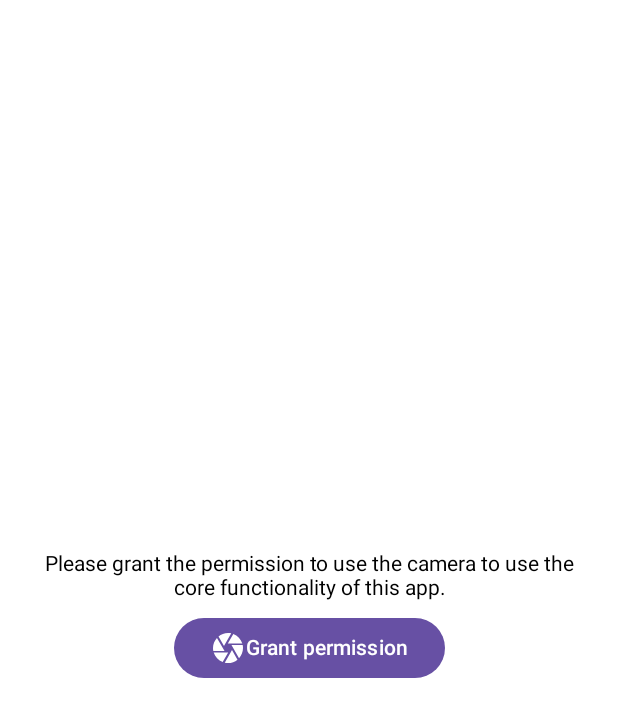
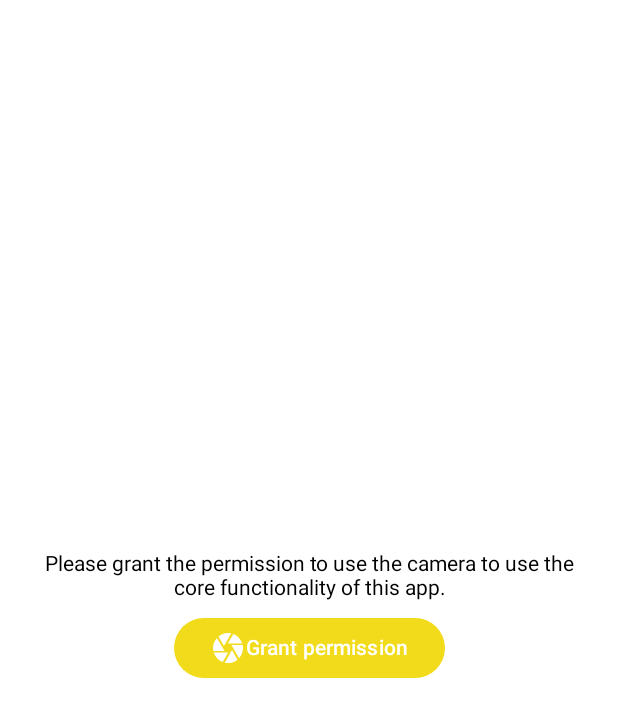
Before and after one commit to GDSC-Solution-Challenge-Team-4/BeadyEyes-AOS, an Android app built with Jetpack Compose: the @Preview function Preview_NoPermissionContent, on a phone screen of 412 x 824 dp. Shown: the top 717 px of the screen. Run offline under Robolectric (Android 15) with nearby library versions, the phone set to English and light mode, and no system bars.

Commit message:
feat: sang 코드 커밋

```diff
--- a/app/src/main/java/de/yanneckreiss/mlkittutorial/ui/no_permission/NoPermissionScreen.kt
+++ b/app/src/main/java/de/yanneckreiss/mlkittutorial/ui/no_permission/NoPermissionScreen.kt
@@ -1,6 +1,7 @@
 package de.yanneckreiss.mlkittutorial.ui.no_permission
 
 import android.annotation.SuppressLint
+import android.text.style.BackgroundColorSpan
 import androidx.compose.foundation.layout.Arrangement
 import androidx.compose.foundation.layout.Box
 import androidx.compose.foundation.layout.Column
@@ -9,14 +10,19 @@ import androidx.compose.foundation.layout.padding
 import androidx.compose.material.icons.Icons
 import androidx.compose.material.icons.filled.Camera
 import androidx.compose.material3.Button
+import androidx.compose.material3.ButtonColors
+import androidx.compose.material3.ButtonDefaults
 import androidx.compose.material3.Icon
 import androidx.compose.material3.Text
 import androidx.compose.runtime.Composable
 import androidx.compose.ui.Alignment
 import androidx.compose.ui.Modifier
+import androidx.compose.ui.graphics.Color
+import androidx.compose.ui.res.colorResource
 import androidx.compose.ui.text.style.TextAlign
 import androidx.compose.ui.tooling.preview.Preview
 import androidx.compose.ui.unit.dp
+import de.yanneckreiss.cameraxtutorial.R
 
 @Composable
 fun NoPermissionScreen(
@@ -48,8 +54,11 @@ fun NoPermissionContent(
                 textAlign = TextAlign.Center,
                 text = "Please grant the permission to use the camera to use the core functionality of this app."
             )
-            Button(onClick = onRequestPermission) {
-                Icon(imageVector = Icons.Default.Camera, contentDescription = "Camera")
+            Button(
+                onClick = onRequestPermission,
+                colors = ButtonDefaults.buttonColors(colorResource(id = R.color.main_yellow))
+            ) {
+                Icon(imageVector = Icons.Default.Camera, contentDescription = "Camera permission")
                 Text(text = "Grant permission")
             }
         }
--- a/app/src/main/res/values/colors.xml
+++ b/app/src/main/res/values/colors.xml
@@ -20,4 +20,6 @@
     <color name="icActive">#FFFFFFFF</color>
     <color name="icFocused">#DDFFFFFF</color>
     <color name="icPressed">#AAFFFFFF</color>
+    <color name="main_yellow">#F1DB1A</color>
+
 </resources>
```
Also changed, not shown: app/src/main/java/de/yanneckreiss/mlkittutorial/ui/camera/CameraScreen.kt (+32 -8 lines).
